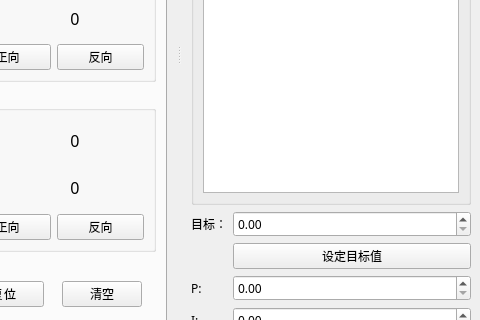
Qt form mainwindow.ui (Yimingtoo/Qt_PWM_serial_port_communication) before a commit; both pictures show x 487 to 967 and y 321 to 641 of the 967 by 749 pixel window.
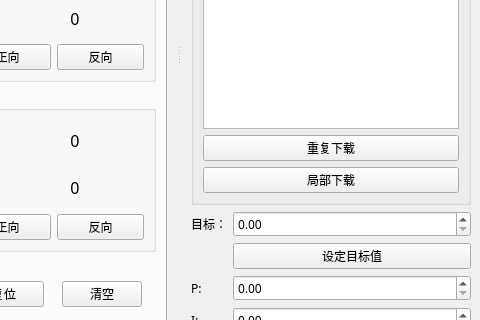
The same form after that commit. Custom widgets are drawn as their Qt base class.

```diff
--- a/mainwindow.ui
+++ b/mainwindow.ui
@@ -1583,6 +1583,30 @@
         <item>
          <widget class="QTableWidget" name="codetableWidget"/>
         </item>
+        <item>
+         <widget class="QPushButton" name="repeat_download_Button">
+          <property name="font">
+           <font>
+            <family>微软雅黑</family>
+           </font>
+          </property>
+          <property name="text">
+           <string>重复下载</string>
+          </property>
+         </widget>
+        </item>
+        <item>
+         <widget class="QPushButton" name="part_down_Button">
+          <property name="font">
+           <font>
+            <family>微软雅黑</family>
+           </font>
+          </property>
+          <property name="text">
+           <string>局部下载</string>
+          </property>
+         </widget>
+        </item>
        </layout>
       </widget>
      </item>
```
Left out of the diff: 36 changed lines with no effect on the pictures.
